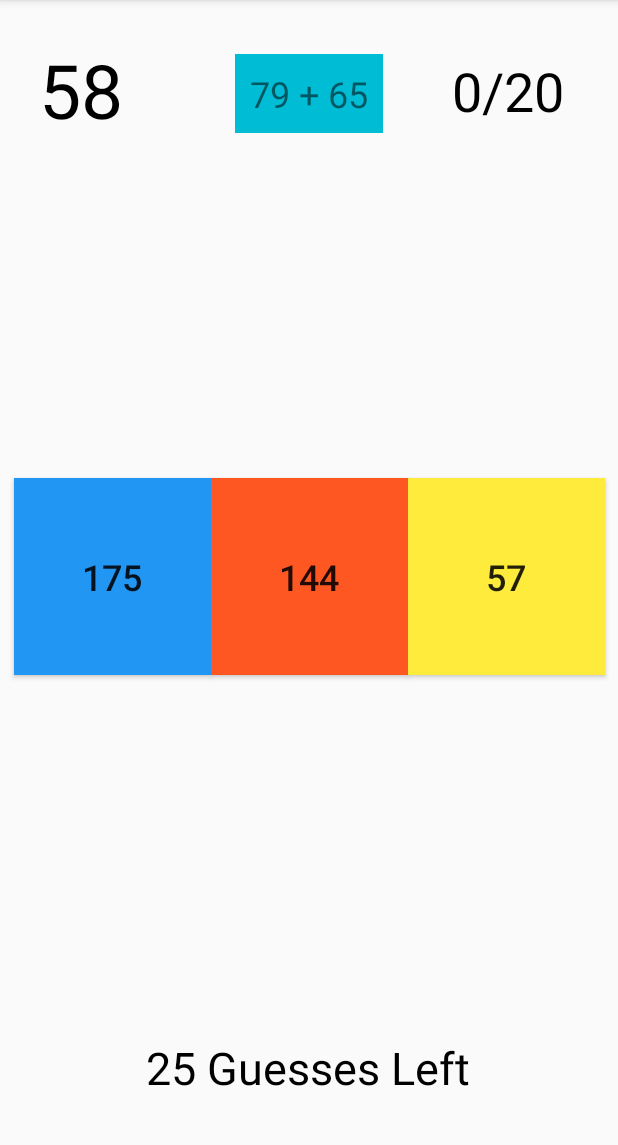
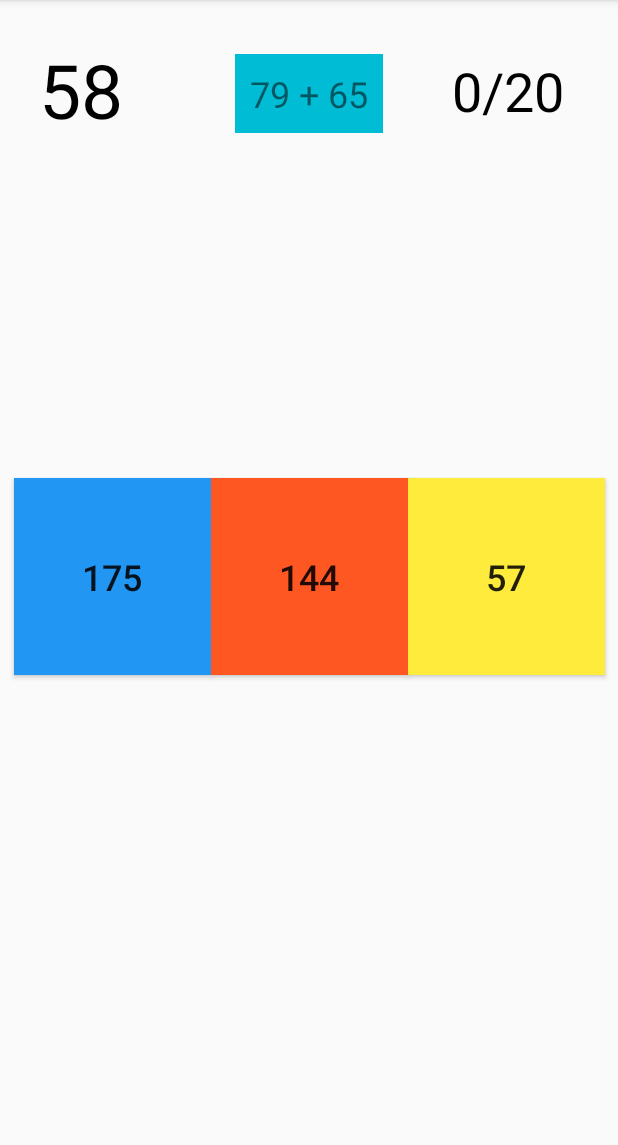
Before and after one commit to Sinc0/AndroidMentalMath, an Android app: the screen it shows after launch (MainActivity), after a tap on "PLAY GAME", on a phone screen of 412 x 824 dp, the part 84-1229 px from its top. Run offline under Robolectric (Android 15) with nearby library versions, the phone set to English and light mode, and no system bars.

Commit message:
Found way for toast guesses to work

```diff
--- a/app/src/main/java/android/example/simplemathgame/MainActivity.java
+++ b/app/src/main/java/android/example/simplemathgame/MainActivity.java
@@ -21,7 +21,6 @@ public class MainActivity extends AppCompatActivity {
     TextView textViewMathProblem;
     TextView textViewScore;
     TextView textViewSecondsCounter;
-    TextView textViewGuessesLeft;
     ArrayList<Integer> answerMathProblem = new ArrayList<>();
     int locationForCorrectAnswer;
     int score;
@@ -29,20 +28,26 @@ public class MainActivity extends AppCompatActivity {
     int questionCounter = 1;
     int guessesCounter;
     CountDownTimer timer;
+    Toast toastTimeIsUp;
+    Toast toastWinMessage;
+    Toast toastOutOfGuessesMessage;
+    Toast toastGuessesLeft;
 
     public void resetGame()
     {
+        toastTimeIsUp.cancel();
+        toastOutOfGuessesMessage.cancel();
+        toastWinMessage.cancel();
+        toastGuessesLeft.cancel();
         buttonStart.setVisibility(View.INVISIBLE);
         buttonNumber1.setVisibility(View.VISIBLE);
         buttonNumber2.setVisibility(View.VISIBLE);
         buttonNumber3.setVisibility(View.VISIBLE);
         textViewMathProblem.setVisibility(View.VISIBLE);
         textViewSecondsCounter.setVisibility(View.VISIBLE);
-        textViewGuessesLeft.setVisibility(View.VISIBLE);
         score = 0;
         guessesCounter = 25;
         textViewScore.setText(Integer.toString(score) + "/" + Integer.toString(totalQuestions));
-        textViewGuessesLeft.setText(Integer.toString(guessesCounter) + " Guesses Left");
         timer.start();
     }
 
@@ -80,17 +85,20 @@ public class MainActivity extends AppCompatActivity {
         String correctAnswer = Integer.toString(locationForCorrectAnswer);
         String tag = v.getTag().toString();
 
-        Toast toastWinMessage = Toast.makeText(getApplicationContext(), "Success!", Toast.LENGTH_SHORT);
-        Toast toastOutOfGuessesMessage = Toast.makeText(getApplicationContext(), "All Guesses Used", Toast.LENGTH_SHORT);
-
         Log.i("Tag:", tag + " " + correctAnswer + " " + guessesCounter);
 
         guessesCounter--;
-        textViewGuessesLeft.setText(guessesCounter + " Guesses Left");
+
+        if (guessesCounter > 1)
+        {
+            toastGuessesLeft.setText(Integer.toString(guessesCounter) + " Guesses Left");
+            toastGuessesLeft.show();
+        }
 
         if (guessesCounter == 1)
         {
-            textViewGuessesLeft.setText(guessesCounter + " Guess Left");
+            toastGuessesLeft.setText(Integer.toString(guessesCounter) + " Guess Left");
+            toastGuessesLeft.show();
         }
 
         if (guessesCounter == 0)
@@ -104,7 +112,6 @@ public class MainActivity extends AppCompatActivity {
             buttonNumber3.setVisibility(View.INVISIBLE);
             textViewMathProblem.setVisibility(View.INVISIBLE);
             textViewSecondsCounter.setVisibility(View.INVISIBLE);
-            textViewGuessesLeft.setVisibility(View.INVISIBLE);
         }
 
         if (tag.equals(correctAnswer) && questionCounter != 20)
@@ -144,14 +151,16 @@ public class MainActivity extends AppCompatActivity {
         textViewMathProblem = findViewById(R.id.textViewMathProblem);
         textViewScore = findViewById(R.id.textViewScore);
         textViewSecondsCounter = findViewById(R.id.textViewSecondsCounter);
-        textViewGuessesLeft = findViewById(R.id.textViewGuessesLeft);
+
+        toastTimeIsUp = Toast.makeText(getApplicationContext(), "Time is up", Toast.LENGTH_SHORT);
+        toastWinMessage = Toast.makeText(getApplicationContext(), "Success!", Toast.LENGTH_SHORT);
+        toastOutOfGuessesMessage = Toast.makeText(getApplicationContext(), "All Guesses Used", Toast.LENGTH_SHORT);
+        toastGuessesLeft = Toast.makeText(getApplicationContext(), String.valueOf(guessesCounter), Toast.LENGTH_SHORT);
 
         addQuestion();
 
         timer = new CountDownTimer(60100, 100)
         {
-            Toast timeIsUp = Toast.makeText(getApplicationContext(), "Time is up", Toast.LENGTH_SHORT);
-
             @Override
             public void onTick(long millisUntilFinished)
             {
@@ -162,8 +171,8 @@ public class MainActivity extends AppCompatActivity {
             @Override
             public void onFinish()
             {
-                timeIsUp.setGravity(1,0, 120);
-                timeIsUp.show();
+                toastTimeIsUp.setGravity(1,0, 120);
+                toastTimeIsUp.show();
                 textViewSecondsCounter.setText("");
                 buttonStart.setVisibility(View.VISIBLE);
                 buttonNumber1.setVisibility(View.INVISIBLE);
@@ -171,7 +180,6 @@ public class MainActivity extends AppCompatActivity {
                 buttonNumber3.setVisibility(View.INVISIBLE);
                 textViewMathProblem.setVisibility(View.INVISIBLE);
                 textViewSecondsCounter.setVisibility(View.INVISIBLE);
-                textViewGuessesLeft.setVisibility(View.INVISIBLE);
             }
         };
 
--- a/app/src/main/res/layout/activity_main.xml
+++ b/app/src/main/res/layout/activity_main.xml
@@ -67,21 +67,6 @@
         app:layout_constraintStart_toStartOf="parent"
         app:layout_constraintTop_toTopOf="parent" />
 
-    <TextView
-        android:id="@+id/textViewGuessesLeft"
-        android:layout_width="wrap_content"
-        android:layout_height="wrap_content"
-        android:layout_marginBottom="16dp"
-        android:background="#00E724C6"
-        android:padding="20dp"
-        android:textColor="@android:color/black"
-        android:textSize="30sp"
-        android:visibility="invisible"
-        app:layout_constraintBottom_toBottomOf="parent"
-        app:layout_constraintEnd_toEndOf="parent"
-        app:layout_constraintHorizontal_bias="0.496"
-        app:layout_constraintStart_toStartOf="parent" />
-
     <Button
         android:id="@+id/buttonNumber1"
         android:layout_width="131dp"
```
